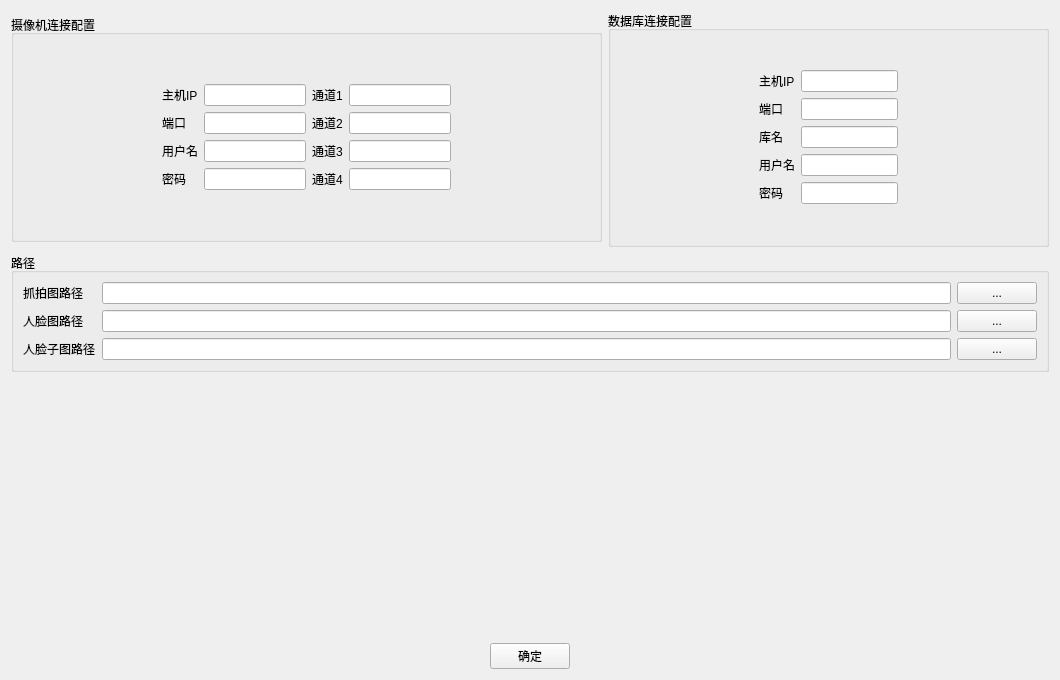
NevilleNoah/HikvisionCamera2, file settingsview.ui: the form before one commit.
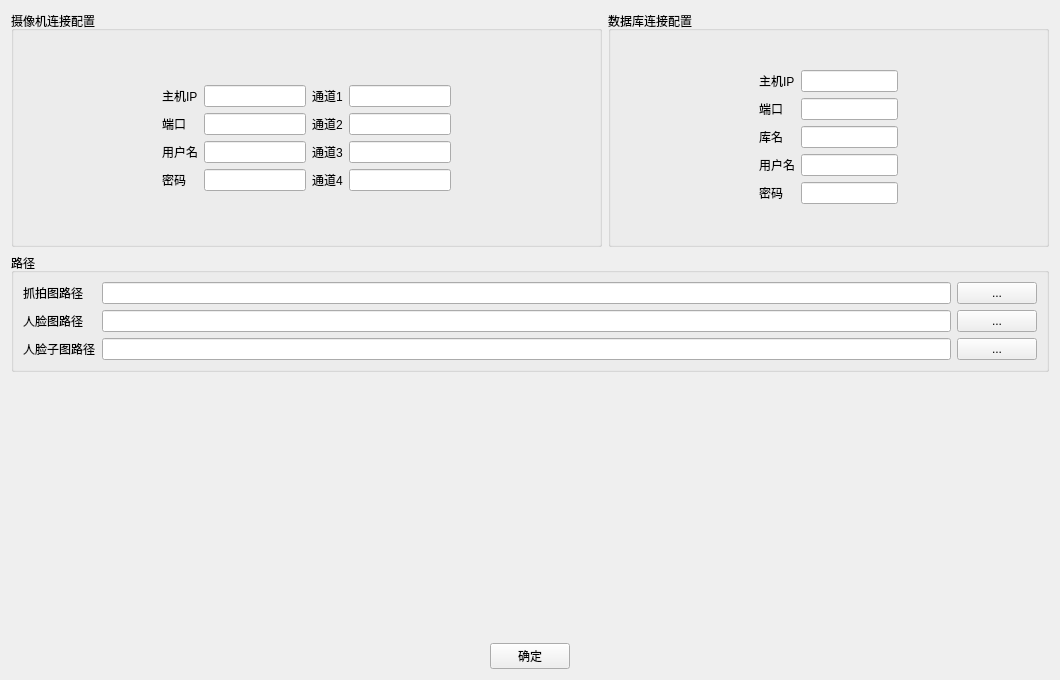
The form after the commit.

Diff of the .ui file:
```diff
--- a/settingsview.ui
+++ b/settingsview.ui
@@ -22,7 +22,7 @@
      <item>
       <widget class="QGroupBox" name="boxCameraConnection">
        <property name="sizePolicy">
-        <sizepolicy hsizetype="Expanding" vsizetype="Maximum">
+        <sizepolicy hsizetype="Expanding" vsizetype="Expanding">
          <horstretch>0</horstretch>
          <verstretch>0</verstretch>
         </sizepolicy>
```
